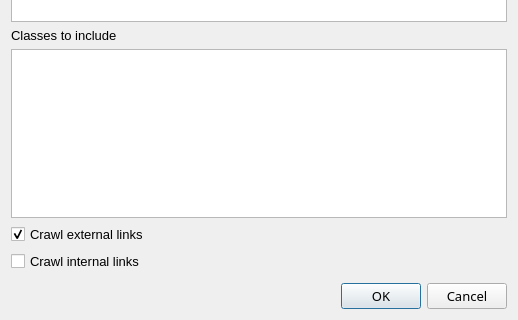
The window that src/forms/dialogwebcrawler.ui (socnetv/app) describes before a commit, drawn with Qt 5; both pictures show x 0 to 518 and y 404 to 724 of the 518 by 724 pixel window.
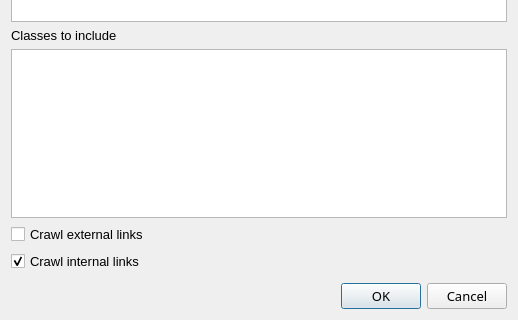
The same window after the commit.

Diff of the .ui file:
```diff
--- a/src/forms/dialogwebcrawler.ui
+++ b/src/forms/dialogwebcrawler.ui
@@ -249,7 +249,7 @@
       <string>Crawl external links</string>
      </property>
      <property name="checked">
-      <bool>true</bool>
+      <bool>false</bool>
      </property>
     </widget>
    </item>
@@ -261,6 +261,9 @@
      <property name="text">
       <string>Crawl internal links</string>
      </property>
+     <property name="checked">
+      <bool>true</bool>
+     </property>
     </widget>
    </item>
    <item row="8" column="0">
```
